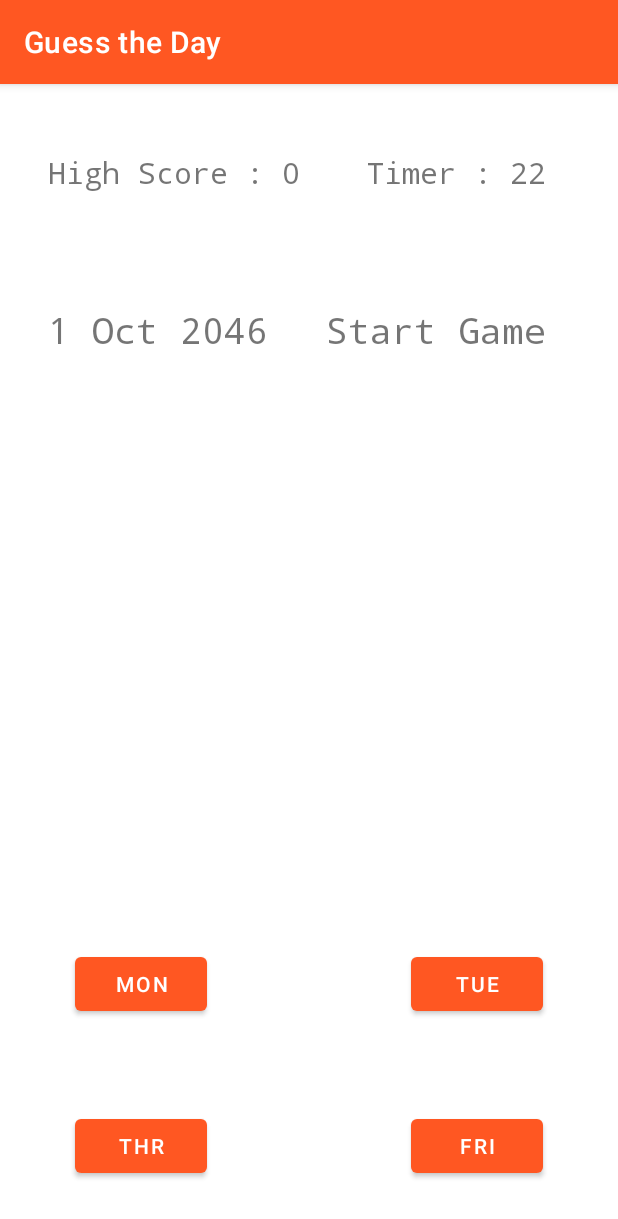
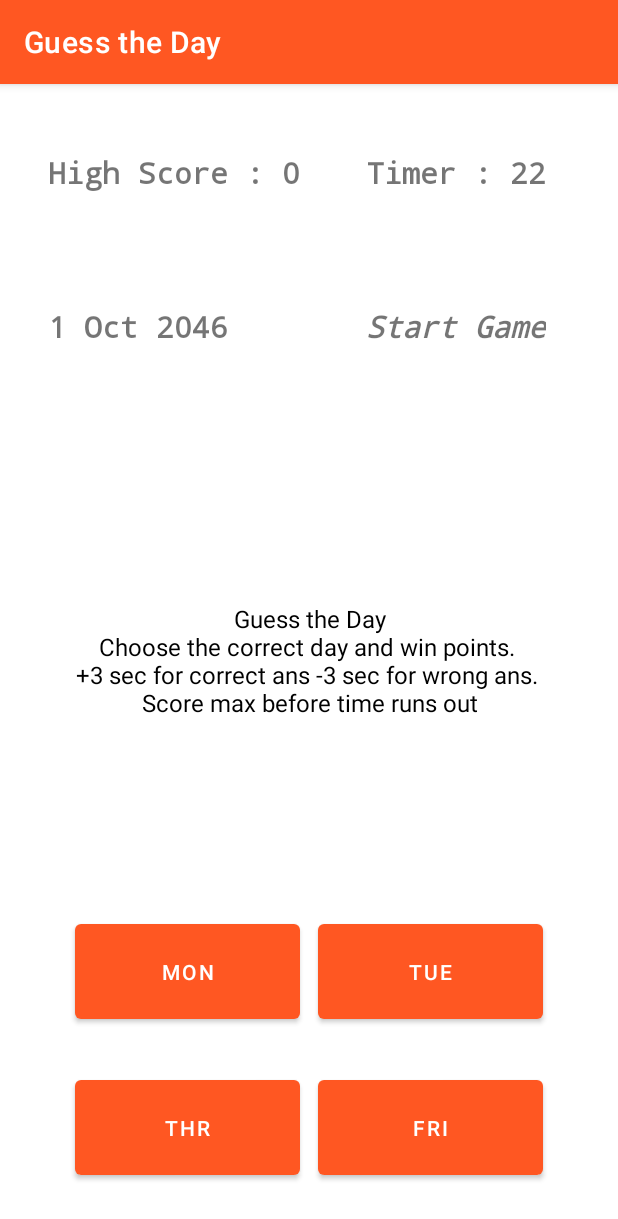
Before and after one commit to jaiakash/guesstheday, an Android app: the screen it shows after launch (MainActivity), on a phone screen of 412 x 824 dp. Shown: the top 1219 px of the screen. Run offline under Robolectric (Android 15) with nearby library versions, the phone set to English and light mode, and no system bars.

Commit message:
Improved UI

```diff
--- a/app/src/main/res/layout/activity_main.xml
+++ b/app/src/main/res/layout/activity_main.xml
@@ -9,12 +9,14 @@
 
     <TextView
         android:id="@+id/text_date"
+        android:background="@color/white"
         android:layout_width="wrap_content"
         android:layout_height="wrap_content"
         android:layout_marginStart="32dp"
         android:text="Random Date"
-        android:textSize="24sp"
+        android:textSize="20sp"
         android:typeface="monospace"
+        android:textStyle="bold"
         app:layout_constraintBottom_toBottomOf="parent"
         app:layout_constraintHorizontal_bias="0.5"
         app:layout_constraintLeft_toLeftOf="parent"
@@ -29,7 +31,9 @@
         android:layout_height="wrap_content"
         android:layout_marginStart="32dp"
         android:text="High score = 0"
+        android:background="@color/white"
         android:textSize="20sp"
+        android:textStyle="bold"
         android:typeface="monospace"
         app:layout_constraintBottom_toBottomOf="parent"
         app:layout_constraintHorizontal_bias="0.5"
@@ -45,6 +49,8 @@
         android:layout_height="wrap_content"
         android:layout_marginEnd="48dp"
         android:text="Timer"
+        android:textStyle="bold"
+        android:background="@color/white"
         android:textSize="20sp"
         android:typeface="monospace"
         app:layout_constraintBottom_toBottomOf="parent"
@@ -56,11 +62,11 @@
 
     <Button
         android:id="@+id/button1"
-        android:layout_width="wrap_content"
-        android:layout_height="wrap_content"
+        android:layout_width="150dp"
+        android:layout_height="75dp"
         android:layout_marginStart="50dp"
+        android:onClick="sendMessage"
         android:text="Option 1"
-        android:onClick="sendMessage"
         app:layout_constraintBottom_toBottomOf="parent"
         app:layout_constraintStart_toStartOf="parent"
         app:layout_constraintTop_toTopOf="parent"
@@ -68,8 +74,8 @@
 
     <Button
         android:id="@+id/button2"
-        android:layout_width="wrap_content"
-        android:layout_height="wrap_content"
+        android:layout_width="150dp"
+        android:layout_height="75dp"
         android:layout_marginEnd="50dp"
         android:text="Option 2"
         android:onClick="sendMessage"
@@ -79,8 +85,8 @@
         app:layout_constraintVertical_bias="0.8" />
     <Button
         android:id="@+id/button3"
-        android:layout_width="wrap_content"
-        android:layout_height="wrap_content"
+        android:layout_width="150dp"
+        android:layout_height="75dp"
         android:layout_marginStart="50dp"
         android:text="Option 3"
         android:onClick="sendMessage"
@@ -91,8 +97,8 @@
 
     <Button
         android:id="@+id/button4"
-        android:layout_width="wrap_content"
-        android:layout_height="wrap_content"
+        android:layout_width="150dp"
+        android:layout_height="75dp"
         android:layout_marginEnd="50dp"
         android:text="option 4"
         android:onClick="sendMessage"
@@ -103,11 +109,13 @@
 
     <TextView
         android:id="@+id/score"
+        android:background="@color/white"
+        android:textStyle="bold|italic"
         android:layout_width="wrap_content"
         android:layout_height="wrap_content"
         android:layout_marginEnd="48dp"
         android:text="Score"
-        android:textSize="24sp"
+        android:textSize="20sp"
         android:typeface="monospace"
         app:layout_constraintBottom_toBottomOf="parent"
         app:layout_constraintEnd_toEndOf="parent"
@@ -116,4 +124,19 @@
         app:layout_constraintTop_toTopOf="parent"
         app:layout_constraintVertical_bias="0.2" />
 
+    <TextView
+        android:id="@+id/rule"
+        android:layout_width="wrap_content"
+        android:layout_height="wrap_content"
+        android:lines="4"
+        android:singleLine="false"
+        android:textColor="@color/black"
+        android:textSize="16sp"
+        android:textAlignment="center"
+        android:text="Guess the Day\nChoose the correct day and win points. \n+3 sec for correct ans -3 sec for wrong ans. \nScore max before time runs out"
+        app:layout_constraintBottom_toBottomOf="parent"
+        app:layout_constraintEnd_toEndOf="parent"
+        app:layout_constraintStart_toStartOf="parent"
+        app:layout_constraintTop_toTopOf="parent" />
+
 </androidx.constraintlayout.widget.ConstraintLayout>
--- a/app/src/main/res/values/strings.xml
+++ b/app/src/main/res/values/strings.xml
@@ -1,3 +1,6 @@
 <resources>
     <string name="app_name">Guess the Day</string>
+    <string name="rules">Guess the Day
+        Choose the correct day and win points.
+    +3 sec for correct ans -3 sec for wrong ans. Score max before time runs out</string>
 </resources>
```
